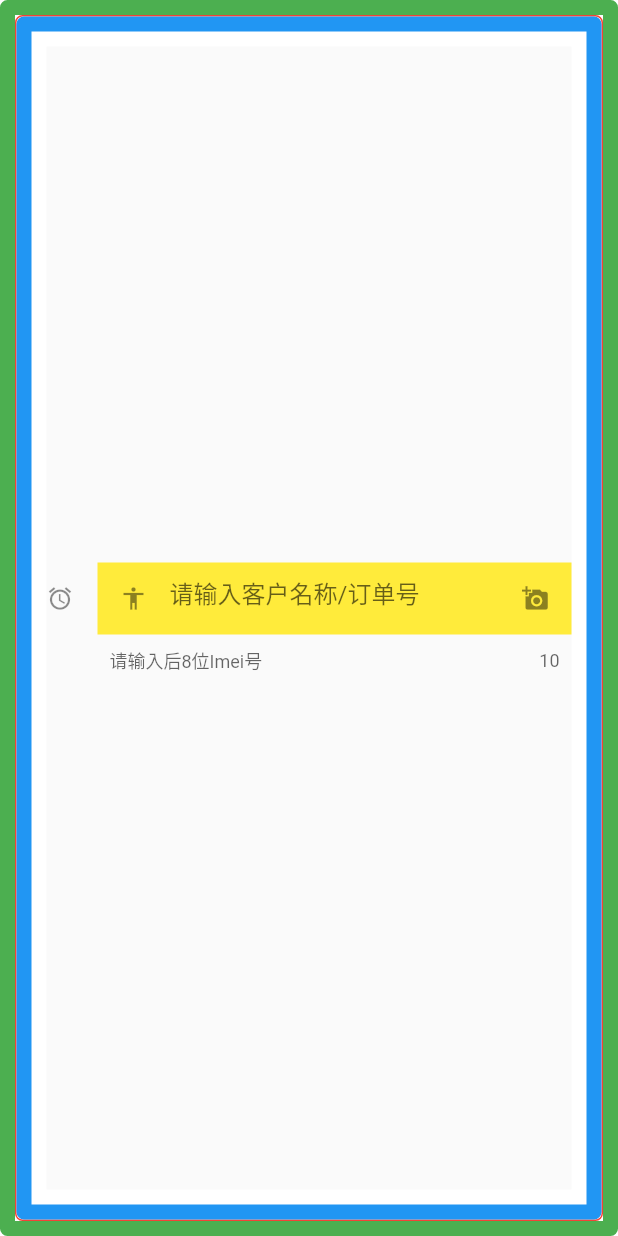
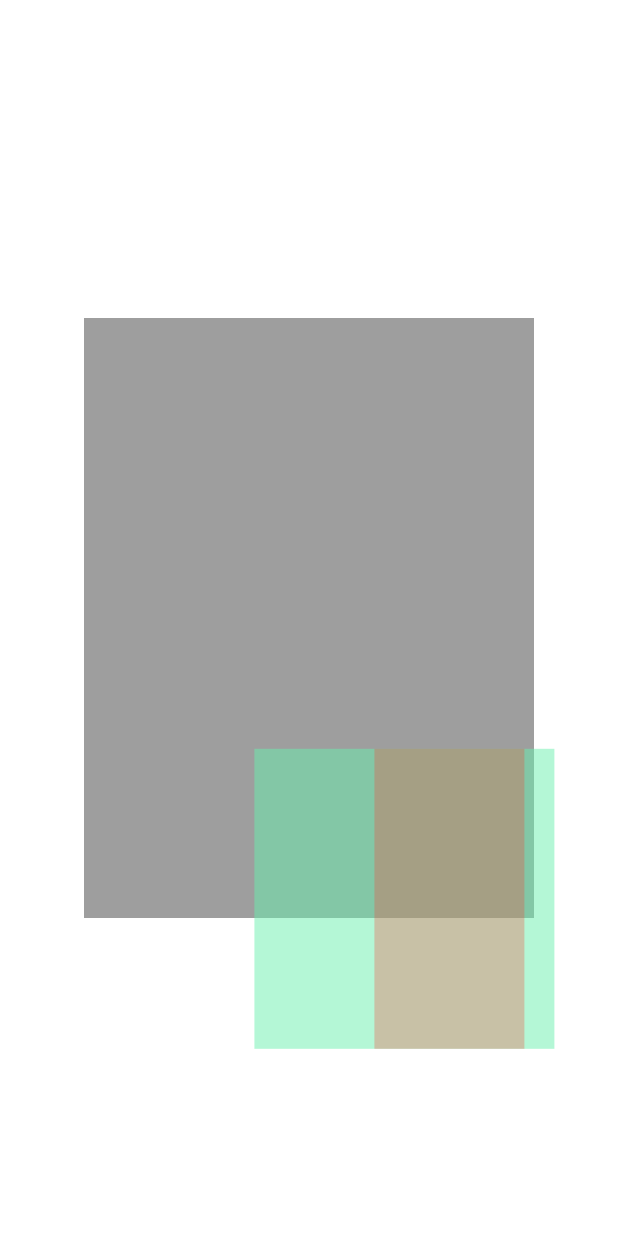
Before and after one commit to cookiemouse/dispatch_flutter, a Flutter app: the TestPage screen opened by its route, on a phone screen of 412 x 824 dp. Run offline on Flutter 3.47's test engine with Material 2 defaults, Android fonts, the phone set to English and light mode, and no system bars.

```diff
--- a/lib/pages/CompletePage.dart
+++ b/lib/pages/CompletePage.dart
@@ -206,6 +206,7 @@ class _CompletePageState extends State {
             ),
             new Expanded(
               child: new ListView.builder(
+                padding: new EdgeInsets.only(top: 0.0),
                 itemCount: 100,
                 itemBuilder: makeItem,
               ),
--- a/lib/pages/HandingPage.dart
+++ b/lib/pages/HandingPage.dart
@@ -206,6 +206,7 @@ class _HandingPageState extends State {
             ),
             new Expanded(
               child: new ListView.builder(
+                padding: new EdgeInsets.only(top: 0.0),
                 itemCount: 100,
                 itemBuilder: makeItem,
               ),
--- a/lib/pages/OrderPage.dart
+++ b/lib/pages/OrderPage.dart
@@ -206,6 +206,7 @@ class _OrderPageState extends State {
             ),
             new Expanded(
               child: new ListView.builder(
+                padding: new EdgeInsets.only(top: 0.0),
                 itemCount: 100,
                 itemBuilder: makeItem,
               ),
--- a/lib/pages/PendedPage.dart
+++ b/lib/pages/PendedPage.dart
@@ -104,8 +104,20 @@ class _PendedPageState extends State {
         body: new Column(
           children: <Widget>[
             new ModuleTitlePend(title: '已处理'),
+            new Expanded(
+              child: new Stack(
+                children: <Widget>[
                   new Container(
-              margin: const EdgeInsets.only(left: 12.0, right: 12.0, bottom: 8.0),
+                    child: new ListView.builder(
+                      padding: new EdgeInsets.only(top: 0.0),
+                      itemCount: 100,
+                      itemBuilder: makeItem,
+                    ),
+                    margin: const EdgeInsets.only(top: 50.0),
+                  ),
+                  new Container(
+                    margin: const EdgeInsets.only(
+                        left: 12.0, right: 12.0, bottom: 8.0),
                     decoration: ModuleDecoration.editRoundRectDecoration(),
                     child: new Row(
                       children: <Widget>[
@@ -133,11 +145,9 @@ class _PendedPageState extends State {
                       ],
                     ),
                   ),
-            new Expanded(
-              child: new ListView.builder(
-                itemCount: 100,
-                itemBuilder: makeItem,
-            )),
+                ],
+              ),
+            ),
           ],
         ),
       ),
--- a/lib/pages/PendingPage.dart
+++ b/lib/pages/PendingPage.dart
@@ -206,6 +206,7 @@ class _PendingPageState extends State {
             ),
             new Expanded(
               child: new ListView.builder(
+                padding: new EdgeInsets.only(top: 0.0),
                 itemCount: 100,
                 itemBuilder: makeItem,
               ),
--- a/lib/pages/TestPage.dart
+++ b/lib/pages/TestPage.dart
@@ -1,63 +1,37 @@
 import 'package:flutter/material.dart';
 
 class TestPage extends StatelessWidget {
-  static Radius radius = new Radius.circular(5.0);
-  final ShapeDecoration shapeDecoration = new ShapeDecoration(
-    color: Colors.white,
-    shape: new RoundedRectangleBorder(
-      borderRadius: new BorderRadius.all(radius),
-      side: new BorderSide(
-          color: Colors.blue, width: 10.0, style: BorderStyle.solid),
-    ) +
-        new RoundedRectangleBorder(
-            borderRadius: new BorderRadius.all(radius),
-            side: new BorderSide(color: Colors.red, width: 1.0)) +
-        new RoundedRectangleBorder(
-            borderRadius: new BorderRadius.all(radius),
-            side: new BorderSide(color: Colors.green, width: 10.0)),
-  );
-
-  InputBorder inputBorder = new OutlineInputBorder(
-    borderRadius: new BorderRadius.circular(50.0),
-    borderSide: new BorderSide(
-        color: Colors.red,
-        width: 10.0,
-    ),
-  );
-
-  InputBorder inputBorder2 = new UnderlineInputBorder(
-    borderSide: BorderSide.none,
-    borderRadius: new BorderRadius.all(radius),
-  );
-
   @override
   Widget build(BuildContext context) {
-    return new Container(
-      decoration: shapeDecoration,
-      padding: new EdgeInsets.all(10.0),
-      child: new Scaffold(
-          body: new Center(
-            child: new TextField(
-              onChanged: (text){},
-              autofocus: false,
-              maxLines: 1,
-              decoration: new InputDecoration(
-                hintText: '请输入客户名称/订单号',
-                contentPadding: new EdgeInsets.all(8.0),
-                icon: new Icon(Icons.access_alarm),
-//                labelText: '测试',
-                helperText: '请输入后8位Imei号',
-                prefixIcon: new Icon(Icons.accessibility),
-                counterText: '10',
-                filled: true,
-                fillColor: Colors.yellow,
-                isDense: true,
-                suffixIcon: new Icon(Icons.add_a_photo),
-//                suffixText: 'SuffixText',
-                border: InputBorder.none,
-              ),
+    return new Center(
+      child: new Stack(
+        alignment: new Alignment(0.6, 0.6),
+        children: <Widget>[
+          new Align(
+            alignment: FractionalOffset.center,
+            child: new Container(
+              width: 300.0,
+              height: 400.0,
+              color: Colors.grey,
             ),
           ),
+          new Opacity(
+            opacity: 0.5,
+            child: new Container(
+              color: Colors.greenAccent,
+              width: 200.0,
+              height: 200.0,
+            ),
+          ),
+          new Opacity(
+            opacity: 0.3,
+            child: new Container(
+              color: Colors.red,
+              width: 100.0,
+              height: 200.0,
+            ),
+          )
+        ],
       ),
     );
   }
```
Lines whose indentation alone changed are shown as unchanged.
